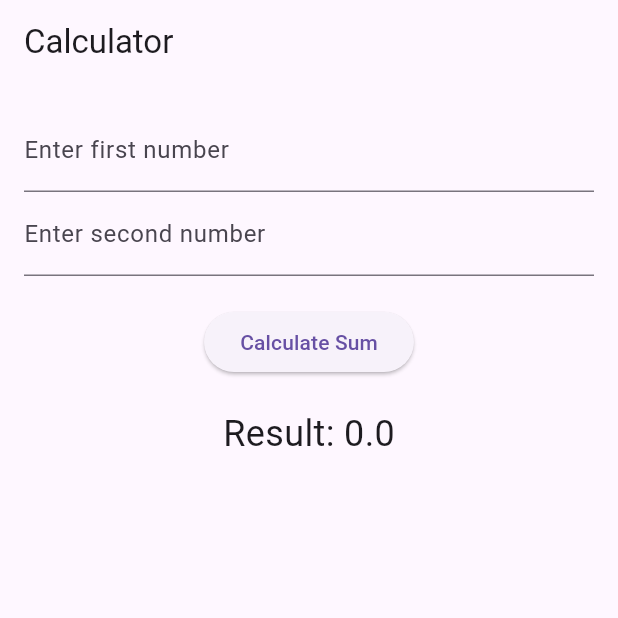
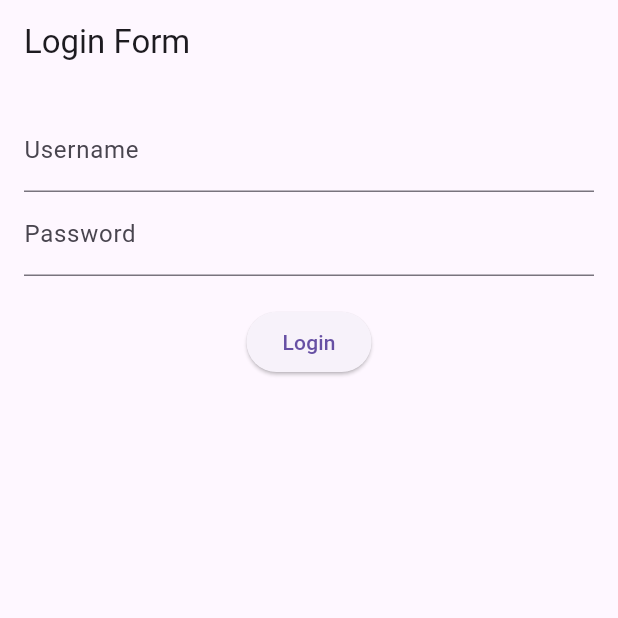
Before and after one commit to srijan-0/Mobile-Application, a Flutter app: the screen it shows after launch, on a phone screen of 412 x 824 dp, the top half of it. Run offline on Flutter 3.47's test engine with Material 3 defaults, Android fonts, the phone set to English and light mode, and no system bars.

Commit message:
Fifth commit

```diff
--- a/flutter_application_1/lib/main.dart
+++ b/flutter_application_1/lib/main.dart
@@ -71,52 +71,105 @@
 //   }
 // }
 
+// import 'package:flutter/material.dart';
+
+// void main() => runApp(MyApp());
+
+// class MyApp extends StatefulWidget {
+//   @override
+//   _MyAppState createState() => _MyAppState();
+// }
+
+// class _MyAppState extends State<MyApp> {
+//   final TextEditingController _num1Controller = TextEditingController();
+//   final TextEditingController _num2Controller = TextEditingController();
+//   double _result = 0;
+
+//   void _calculateSum() {
+//     setState(() {
+//       double num1 = double.tryParse(_num1Controller.text) ?? 0;
+//       double num2 = double.tryParse(_num2Controller.text) ?? 0;
+//       _result = num1 + num2;
+//     });
+//   }
+
+//   @override
+//   Widget build(BuildContext context) {
+//     return MaterialApp(
+//       home: Scaffold(
+//         appBar: AppBar(title: Text('Calculator')),
+//         body: Padding(
+//           padding: EdgeInsets.all(16.0),
+//           child: Column(
+//             children: [
+//               TextField(
+//                   controller: _num1Controller,
+//                   decoration: InputDecoration(labelText: 'Enter first number')),
+//               TextField(
+//                   controller: _num2Controller,
+//                   decoration:
+//                       InputDecoration(labelText: 'Enter second number')),
+//               SizedBox(height: 20),
+//               ElevatedButton(
+//                   onPressed: _calculateSum, child: Text('Calculate Sum')),
+//               SizedBox(height: 20),
+//               Text('Result: $_result', style: TextStyle(fontSize: 24)),
+//             ],
+//           ),
+//         ),
+//       ),
+//     );
+//   }
+// }
+
 import 'package:flutter/material.dart';
 
 void main() => runApp(MyApp());
 
-class MyApp extends StatefulWidget {
+class MyApp extends StatelessWidget {
   @override
-  _MyAppState createState() => _MyAppState();
+  Widget build(BuildContext context) {
+    return MaterialApp(
+      home: Scaffold(
+        appBar: AppBar(title: Text('Login Form')),
+        body: LoginForm(),
+      ),
+    );
+  }
 }
 
-class _MyAppState extends State<MyApp> {
-  final TextEditingController _num1Controller = TextEditingController();
-  final TextEditingController _num2Controller = TextEditingController();
-  double _result = 0;
+class LoginForm extends StatefulWidget {
+  @override
+  _LoginFormState createState() => _LoginFormState();
+}
 
-  void _calculateSum() {
-    setState(() {
-      double num1 = double.tryParse(_num1Controller.text) ?? 0;
-      double num2 = double.tryParse(_num2Controller.text) ?? 0;
-      _result = num1 + num2;
-    });
+class _LoginFormState extends State<LoginForm> {
+  final _usernameController = TextEditingController();
+  final _passwordController = TextEditingController();
+
+  void _submitForm() {
+    String username = _usernameController.text;
+    String password = _passwordController.text;
+    print('Username: $username, Password: $password');
+    // You can add more logic here, like authentication
   }
 
   @override
   Widget build(BuildContext context) {
-    return MaterialApp(
-      home: Scaffold(
-        appBar: AppBar(title: Text('Calculator')),
-        body: Padding(
+    return Padding(
       padding: EdgeInsets.all(16.0),
       child: Column(
         children: [
           TextField(
-                  controller: _num1Controller,
-                  decoration: InputDecoration(labelText: 'Enter first number')),
+              controller: _usernameController,
+              decoration: InputDecoration(labelText: 'Username')),
           TextField(
-                  controller: _num2Controller,
-                  decoration:
-                      InputDecoration(labelText: 'Enter second number')),
+              controller: _passwordController,
+              decoration: InputDecoration(labelText: 'Password'),
+              obscureText: true),
           SizedBox(height: 20),
-              ElevatedButton(
-                  onPressed: _calculateSum, child: Text('Calculate Sum')),
-              SizedBox(height: 20),
-              Text('Result: $_result', style: TextStyle(fontSize: 24)),
+          ElevatedButton(onPressed: _submitForm, child: Text('Login')),
         ],
-          ),
-        ),
       ),
     );
   }
```
Lines whose indentation alone changed are shown as unchanged.
